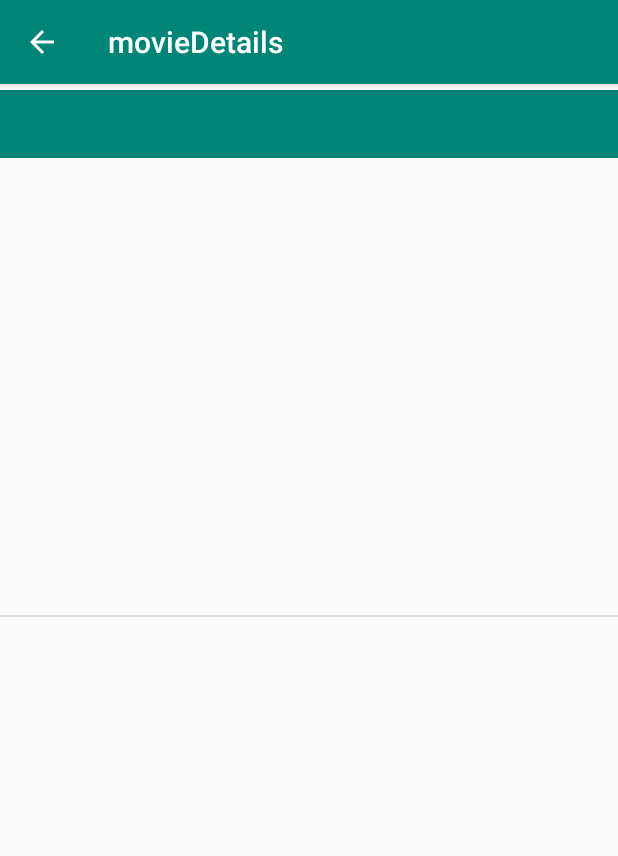
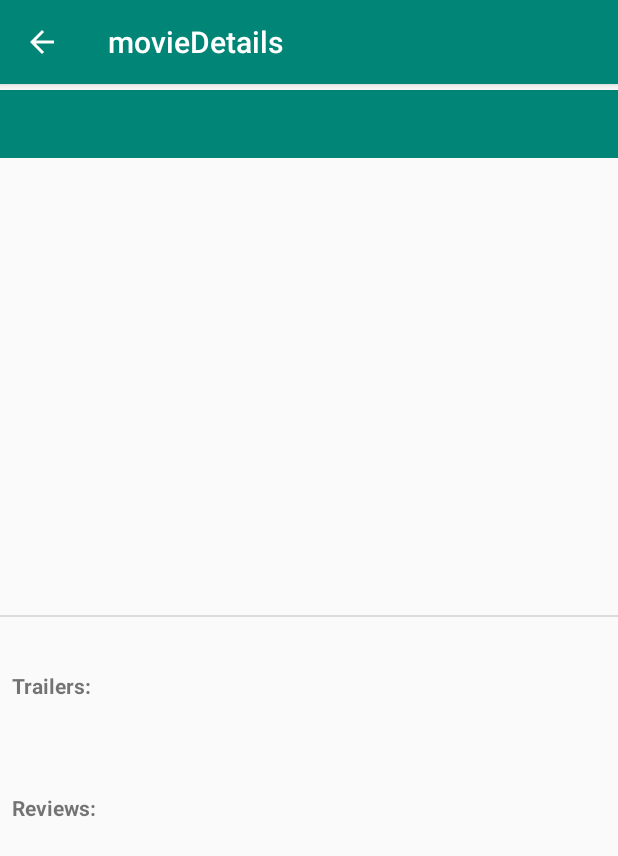
Before and after one commit to jtoguntoye/PopularMovies, an Android app: the MovieDetailsActivity screen opened directly, with no data from a screen before it, on a phone screen of 412 x 824 dp. Shown: the top 856 px of the screen. Run offline under Robolectric (Android 15) with nearby library versions, the phone set to English and light mode, and no system bars; pictures from the network do not load.

Commit message:
Adding movie reviews to DetailsActivity

```diff
--- a/app/src/main/AndroidManifest.xml
+++ b/app/src/main/AndroidManifest.xml
@@ -18,7 +18,7 @@
                 android:value=".MainActivity"/>
         </activity>
         <activity
-            android:name=".movieDetailsActivity"
+            android:name=".MovieDetailsActivity"
             android:label="@string/title_activity_movie_details"
             android:parentActivityName=".MainActivity"
             android:theme="@style/AppTheme.NoActionBar">
--- /dev/null
+++ b/app/src/main/java/com/e/popularmoviesudacity/DetailsViewModel.java
@@ -0,0 +1,38 @@
+package com.e.popularmoviesudacity;
+
+
+import androidx.lifecycle.LiveData;
+import androidx.lifecycle.MutableLiveData;
+import androidx.lifecycle.ViewModel;
+
+import com.e.popularmoviesudacity.model.Reviews;
+import com.e.popularmoviesudacity.model.Videos;
+
+import java.util.List;
+
+// this viewModel class is used to get the video trailers for each movie from the data source class
+class DetailsViewModel extends ViewModel {
+
+
+    private final com.e.popularmoviesudacity.movieDataSource movieDataSource;
+    private int movieID;
+
+    public DetailsViewModel(int movieID) {
+        this.movieID = movieID;
+        movieDataSource = new movieDataSource();
+
+        //reviewList= movieDataSource.getMovieReviews(movieID);
+        //Log.d("MODEL TAG","VideoList size:"+(videosList.size()));
+        //Log.d("TRAILERVIEWMODEL", String.valueOf(videosList.size()));
+    }
+
+   public LiveData<List<Videos>> getVideosList(){
+     return  movieDataSource.getMovieTrailers(movieID);
+
+
+    }
+
+    public LiveData<List<Reviews>> getReviewList(){
+        return movieDataSource.getMovieReviews(movieID);
+    }
+}
--- a/app/src/main/java/com/e/popularmoviesudacity/movieDetailsActivity.java
+++ b/app/src/main/java/com/e/popularmoviesudacity/MovieDetailsActivity.java
@@ -8,10 +8,12 @@ import android.os.Bundle;
 import com.bumptech.glide.Glide;
 import com.bumptech.glide.request.RequestOptions;
 import com.e.popularmoviesudacity.model.Movie;
+import com.e.popularmoviesudacity.model.Reviews;
 import com.e.popularmoviesudacity.model.Videos;
 
 import androidx.appcompat.app.AppCompatActivity;
 import androidx.appcompat.widget.Toolbar;
+import androidx.lifecycle.Observer;
 import androidx.lifecycle.ViewModelProviders;
 import androidx.recyclerview.widget.LinearLayoutManager;
 import androidx.recyclerview.widget.RecyclerView;
@@ -24,10 +26,10 @@ import java.util.ArrayList;
 import java.util.List;
 import java.util.Objects;
 
-public class movieDetailsActivity extends AppCompatActivity  implements trailerAdapter.trailerClickHandler{
+public class MovieDetailsActivity extends AppCompatActivity  implements TrailerAdapter.trailerClickHandler{
 
     private TextView movieTitle, movieYear, movieRating, movieOverview;
-    private RecyclerView tralerRecyclerView;
+    private RecyclerView trailerRecyclerView, reviewRecyclerview;
     private String posterPath;
     private String IMAGE_BASE_URL = "https://image.tmdb.org/t/p/w185";
     private String YOU_TUBE_BASE_URL = "https://www.youtube.com/watch?v=";
@@ -35,10 +37,16 @@ public class movieDetailsActivity extends AppCompatActivity  implements trailerA
     private Movie mMovie;
     private int movieID;
 
-    private trailerAdapter mTrailerAdapter;
+    private TrailerAdapter mTrailerAdapter;
     private List<Videos> videosList;
+
+    private ReviewAdapter mReviewAdapter;
+    private List<Reviews> reviewList;
+
    // private  movieDataSource movieDataSource;
     public static final String ParceledMovie = "com.e.popularmovies.PARCELED_MOVIE";
+    private detailsViewModelFactory factory;
+    private DetailsViewModel mDetailsActivityViewModel;
 
     @Override
     protected void onCreate(Bundle savedInstanceState) {
@@ -48,23 +56,37 @@ public class movieDetailsActivity extends AppCompatActivity  implements trailerA
         setSupportActionBar(toolbar);
         Objects.requireNonNull(getSupportActionBar()).setDisplayHomeAsUpEnabled(true);
 
-    //movieDataSource= new movieDataSource();
+
 
         videosList = new ArrayList<>();
-        mTrailerAdapter = new trailerAdapter(new ArrayList<>(), this);
+        mTrailerAdapter = new TrailerAdapter(new ArrayList<>(), this);
+
+        reviewList = new ArrayList<>();
+        mReviewAdapter = new ReviewAdapter(new ArrayList<>());
+
         moviePoster = findViewById(R.id.detail_movie_poster);
         movieTitle = findViewById(R.id.detail_movie_title);
         movieYear = findViewById(R.id.release_year);
         movieRating = findViewById(R.id.movie_rating);
         movieOverview = findViewById(R.id.movie_overview);
-        tralerRecyclerView = findViewById(R.id.trailer_recycler_View);
+        trailerRecyclerView = findViewById(R.id.trailer_recycler_View);
+        reviewRecyclerview = findViewById(R.id.review_recycler_view);
 
-        tralerRecyclerView.setLayoutManager(new LinearLayoutManager(this));
-        tralerRecyclerView.setAdapter(mTrailerAdapter);
+        trailerRecyclerView.setLayoutManager(new LinearLayoutManager(this));
+        trailerRecyclerView.setAdapter(mTrailerAdapter);
+
+        reviewRecyclerview.setLayoutManager(new LinearLayoutManager(this));
+        reviewRecyclerview.setAdapter(mReviewAdapter);
 
         readMoviesDetails();
 
-        getMovieTrailerKeys(movieID);
+      //get the viewModel class for the Details Activity to get the trailers and reviews for each movie
+        factory = new detailsViewModelFactory(movieID);
+        mDetailsActivityViewModel = ViewModelProviders.of(this, factory)
+                .get(DetailsViewModel.class);
+
+        getMovieTrailerKeys();
+        getMovieReviews();
     }
 
 
@@ -83,7 +105,7 @@ public class movieDetailsActivity extends AppCompatActivity  implements trailerA
 
 
             Glide.with(this)
-                 .load(IMAGE_BASE_URL +mMovie.getMoviePosterPath())
+                 .load(IMAGE_BASE_URL +posterPath)
                     .apply(RequestOptions.placeholderOf(R.color.colorPrimary))
                     .into(moviePoster);
 
@@ -94,23 +116,26 @@ public class movieDetailsActivity extends AppCompatActivity  implements trailerA
     }
 
     //helper method to get movieTrailer keys from TMDB API
-    private void getMovieTrailerKeys(int movieID) {
-
-        detailsViewModelFactory factory = new detailsViewModelFactory(movieID);
-     //get the viewModel class for the Details Activity to get the trailers for each movie
-     detailsViewModel mDetailsActivityViewModel = ViewModelProviders.of(this, factory)
-              .get(detailsViewModel.class);
+    private void getMovieTrailerKeys() {
 
      mDetailsActivityViewModel.getVideosList().observe(this, (List<Videos> videos) -> {
          mTrailerAdapter.setVideosList(videos);
          videosList= videos;
      });
 
-     mTrailerAdapter.setVideosList(videosList);
-
 
     }
 
+    //helper method to get the movie reviews
+    private void getMovieReviews(){
+        mDetailsActivityViewModel.getReviewList().observe(this, reviews -> {
+           mReviewAdapter.setReviewsList(reviews);
+            reviewList = reviews;
+        });
+    }
+
+
+    //implementing onClickListener for trailer item selection
     @Override
     public void onMovieClickListener(int position) {
         Intent trailerPlayIntent  = new Intent (Intent.ACTION_VIEW,
--- a/app/src/main/java/com/e/popularmoviesudacity/moviesAdapter.java
+++ b/app/src/main/java/com/e/popularmoviesudacity/MoviesAdapter.java
@@ -15,12 +15,12 @@ import com.e.popularmoviesudacity.model.Movie;
 
 import java.util.List;
 
-public class moviesAdapter extends RecyclerView.Adapter<moviesAdapter.movieViewHolder> {
+public class MoviesAdapter extends RecyclerView.Adapter<MoviesAdapter.movieViewHolder> {
 
     private List<Movie> movieList;
     private  movieClickHandler mClickHandler;
 
-    public moviesAdapter(List<Movie> movieList, movieClickHandler clickHandler) {
+    public MoviesAdapter(List<Movie> movieList, movieClickHandler clickHandler) {
         this.movieList = movieList;
         mClickHandler = clickHandler;
     }
--- a/app/src/main/java/com/e/popularmoviesudacity/Retrofit/TmdbInterface.java
+++ b/app/src/main/java/com/e/popularmoviesudacity/Retrofit/TmdbInterface.java
@@ -1,6 +1,7 @@
 package com.e.popularmoviesudacity.Retrofit;
 
 import com.e.popularmoviesudacity.model.MovieResponse;
+import com.e.popularmoviesudacity.model.ReviewResponse;
 import com.e.popularmoviesudacity.model.videoResponse;
 
 import retrofit2.Call;
@@ -26,4 +27,10 @@ public interface TmdbInterface {
     Call<MovieResponse> getTopRated(
             @Query("api_key") String apiKey
     );
+
+    @GET("movie/{movie_id}/reviews")
+    Call<ReviewResponse> getReviews(
+            @Path("movie_id") int movieID,
+            @Query("api_key") String  apiKey
+    );
 }
--- /dev/null
+++ b/app/src/main/java/com/e/popularmoviesudacity/ReviewAdapter.java
@@ -0,0 +1,64 @@
+package com.e.popularmoviesudacity;
+
+import android.view.LayoutInflater;
+import android.view.View;
+import android.view.ViewGroup;
+import android.widget.TextView;
+
+import androidx.annotation.NonNull;
+import androidx.recyclerview.widget.RecyclerView;
+
+import com.e.popularmoviesudacity.model.Reviews;
+
+import java.util.List;
+
+public class ReviewAdapter extends RecyclerView.Adapter<ReviewAdapter.reviewHolder> {
+
+    private TextView authorName, reviewText;
+    private List<Reviews> reviewsList;
+
+    ReviewAdapter(List<Reviews> reviewsList) {
+        this.reviewsList = reviewsList;
+    }
+
+    void setReviewsList(List<Reviews> reviewsList){
+        this.reviewsList = reviewsList;
+        notifyDataSetChanged();
+
+    }
+    @NonNull
+    @Override
+    public ReviewAdapter.reviewHolder onCreateViewHolder(@NonNull ViewGroup parent, int viewType) {
+
+        View itemView = LayoutInflater.from(parent.getContext())
+                .inflate(R.layout.review_item_layout,parent,false);
+        return new reviewHolder(itemView);
+    }
+
+    @Override
+    public void onBindViewHolder(@NonNull ReviewAdapter.reviewHolder holder, int position) {
+        holder.bind(reviewsList.get(position));
+
+    }
+
+    @Override
+    public int getItemCount() {
+        return reviewsList.size();
+    }
+
+    class reviewHolder extends RecyclerView.ViewHolder{
+
+        reviewHolder(@NonNull View itemView) {
+            super(itemView);
+
+            //cache the review item layout IDs here
+            authorName = itemView.findViewById(R.id.author_name);
+            reviewText = itemView.findViewById(R.id.author_review);
+        }
+
+        private void bind(Reviews review){
+            authorName.setText(review.getAuthor());
+            reviewText.setText(review.getContent());
+        }
+    }
+}
--- a/app/src/main/java/com/e/popularmoviesudacity/trailerAdapter.java
+++ b/app/src/main/java/com/e/popularmoviesudacity/TrailerAdapter.java
@@ -14,13 +14,13 @@ import com.e.popularmoviesudacity.model.Videos;
 import java.util.List;
 
 //trailer adapter with support for trailer click to open video in a browser
-public class trailerAdapter extends RecyclerView.Adapter<trailerAdapter.trailerViewHolder> {
+public class TrailerAdapter extends RecyclerView.Adapter<TrailerAdapter.trailerViewHolder> {
 
     private List<Videos> videosList;
     private TextView trailerName;
     private trailerClickHandler mTrailerClickHandler;
 
-    public trailerAdapter(List<Videos> videos, trailerClickHandler trailerClickHandler) {
+    public TrailerAdapter(List<Videos> videos, trailerClickHandler trailerClickHandler) {
         videosList = videos;
         mTrailerClickHandler  = trailerClickHandler;
     }
@@ -33,7 +33,7 @@ public class trailerAdapter extends RecyclerView.Adapter<trailerAdapter.trailerV
 
     @NonNull
     @Override
-    public trailerAdapter.trailerViewHolder onCreateViewHolder(@NonNull ViewGroup parent, int viewType)
+    public TrailerAdapter.trailerViewHolder onCreateViewHolder(@NonNull ViewGroup parent, int viewType)
     {
 //inflate the list_item layout here
         View itemView = LayoutInflater.from(parent.getContext())
@@ -73,8 +73,8 @@ public class trailerAdapter extends RecyclerView.Adapter<trailerAdapter.trailerV
 
         }
 
-        public void bind(Videos videos){
-            trailerName.setText(videos.getName());
+        private void bind(Videos video){
+            trailerName.setText(video.getName());
 
         }
     }
--- a/app/src/main/java/com/e/popularmoviesudacity/detailsViewModel.java
+++ /dev/null
@@ -1,32 +0,0 @@
-package com.e.popularmoviesudacity;
-
-import android.app.Application;
-import android.util.Log;
-
-import androidx.annotation.NonNull;
-import androidx.lifecycle.AndroidViewModel;
-import androidx.lifecycle.LiveData;
-import androidx.lifecycle.MutableLiveData;
-import androidx.lifecycle.ViewModel;
-
-import com.e.popularmoviesudacity.model.Videos;
-
-import java.util.ArrayList;
-import java.util.List;
-// this viewModel class is used to get the video trailers for each movie from the data source class
-public class detailsViewModel extends ViewModel {
-
-    private LiveData<List<Videos>> videosList;
-
-    public detailsViewModel(int movieID) {
-
-        movieDataSource movieDataSource = new movieDataSource();
-        videosList = movieDataSource.getMovieTrailers(movieID);
-        //Log.d("MODEL TAG","VideoList size:"+(videosList.size()));
-        //Log.d("TRAILERVIEWMODEL", String.valueOf(videosList.size()));
-    }
-
-    public LiveData<List<Videos>> getVideosList(){
-        return videosList;
-    }
-}
--- a/app/src/main/java/com/e/popularmoviesudacity/detailsViewModelFactory.java
+++ b/app/src/main/java/com/e/popularmoviesudacity/detailsViewModelFactory.java
@@ -18,8 +18,8 @@ public class detailsViewModelFactory implements ViewModelProvider.Factory {
     @NonNull
     @Override
     public <T extends ViewModel> T create(@NonNull Class<T> modelClass) {
-        if(modelClass.isAssignableFrom(detailsViewModel.class)){
-        return (T) new detailsViewModel(movieID);
+        if(modelClass.isAssignableFrom(DetailsViewModel.class)){
+        return (T) new DetailsViewModel(movieID);
     }
         throw new IllegalArgumentException("unknown viewModel class");
     }
--- a/app/src/main/java/com/e/popularmoviesudacity/movieDataSource.java
+++ b/app/src/main/java/com/e/popularmoviesudacity/movieDataSource.java
@@ -1,21 +1,19 @@
 package com.e.popularmoviesudacity;
 
-import android.app.Application;
-import android.content.Context;
+
 import android.util.Log;
-import android.widget.Toast;
-
 import androidx.lifecycle.LiveData;
 import androidx.lifecycle.MutableLiveData;
 
 import com.e.popularmoviesudacity.Retrofit.TmdbInterface;
-import com.e.popularmoviesudacity.Retrofit.retrofitInstance;
 import com.e.popularmoviesudacity.model.Movie;
 import com.e.popularmoviesudacity.model.MovieResponse;
+import com.e.popularmoviesudacity.model.ReviewResponse;
+import com.e.popularmoviesudacity.model.Reviews;
 import com.e.popularmoviesudacity.model.Videos;
 import com.e.popularmoviesudacity.model.videoResponse;
 
-import java.util.ArrayList;
+
 import java.util.List;
 
 import retrofit2.Call;
@@ -25,23 +23,25 @@ import retrofit2.Response;
 import static com.e.popularmoviesudacity.Retrofit.retrofitInstance.getRetrofitInstance;
 
 //class to get the movies from the API using retrofit
-public class movieDataSource {
+class movieDataSource {
 
     private MutableLiveData<List<Videos>> videosList;
+    private MutableLiveData<List<Reviews>> reviewsList;
     private TmdbInterface tmdbInterface;
     private MutableLiveData<List<Movie>> popularMoviesList;
 
     //mutableLiveData to hold highest rated movies
     private MutableLiveData<List<Movie>> topRatedMovieList;
 
-    public movieDataSource() {
+    movieDataSource() {
         popularMoviesList = new MutableLiveData<>();
         topRatedMovieList = new MutableLiveData<>();
         tmdbInterface = getRetrofitInstance();
         videosList = new MutableLiveData<>();
+        reviewsList = new MutableLiveData<>();
     }
     //helper method to get list of popular movies
-    public LiveData<List<Movie>> getPopularMovies(){
+    LiveData<List<Movie>> getPopularMovies(){
      Call<MovieResponse> popularMoviesCall =
       tmdbInterface.getPopularMovies(BuildConfig.TMDB_API_KEY); //add your TMDB apiKey here
 
@@ -72,8 +72,9 @@ public class movieDataSource {
 
 
 
+
         //helper method to get top rated movies
-        public LiveData<List<Movie>> getTopRated(){
+        LiveData<List<Movie>> getTopRated(){
 
         Call<MovieResponse> topRatedMoviesCall =
                 tmdbInterface.getTopRated(BuildConfig.TMDB_API_KEY);
@@ -99,8 +100,6 @@ public class movieDataSource {
 
     return topRatedMovieList;
     }
-
-
 
 
         //helper method to get movie trailers
@@ -129,4 +128,33 @@ public class movieDataSource {
 
             return videosList;
     }
+
+    //helper method to get movie reviews
+    LiveData<List<Reviews>> getMovieReviews(int movieId){
+
+        Call<ReviewResponse> reviewResponseCall = tmdbInterface.getReviews(movieId,
+                BuildConfig.TMDB_API_KEY);
+
+        reviewResponseCall.enqueue(new Callback<ReviewResponse>() {
+            @Override
+            public void onResponse(Call<ReviewResponse> call, Response<ReviewResponse> response) {
+                if(response.body()!=null){
+                    reviewsList.postValue(response.body().getReviewsList());
+
+                    Log.d("SOURCE ReviewLIST SIZE:",
+                            "size is:"+response.body().getReviewsList().size());
+
+                }
+
+            }
+
+            @Override
+            public void onFailure(Call<ReviewResponse> call, Throwable t) {
+                t.printStackTrace();
+
+            }
+        });
+
+        return reviewsList;
+    }
 }
--- a/app/src/main/res/layout/activity_movie_details.xml
+++ b/app/src/main/res/layout/activity_movie_details.xml
@@ -4,7 +4,7 @@
     xmlns:tools="http://schemas.android.com/tools"
     android:layout_width="match_parent"
     android:layout_height="match_parent"
-    tools:context=".movieDetailsActivity">
+    tools:context=".MovieDetailsActivity">
 
     <com.google.android.material.appbar.AppBarLayout
         android:layout_width="match_parent"
--- a/app/src/main/res/layout/content_movie_details.xml
+++ b/app/src/main/res/layout/content_movie_details.xml
@@ -11,7 +11,7 @@
         android:layout_width="match_parent"
         android:layout_height="wrap_content"
         app:layout_behavior="@string/appbar_scrolling_view_behavior"
-        tools:context=".movieDetailsActivity"
+        tools:context=".MovieDetailsActivity"
         tools:layout_editor_absoluteY="56dp"
         tools:showIn="@layout/activity_movie_details">
 
@@ -32,6 +32,7 @@
 
         <ImageView
             android:id="@+id/detail_movie_poster"
+            android:contentDescription="@string/movie_thumbnail"
             android:layout_marginStart="@dimen/detail_poster_margin_start"
             android:layout_width="@dimen/match_constraint"
             android:layout_height="@dimen/detail_poster_height"
@@ -74,7 +75,7 @@
             android:layout_marginStart="@dimen/detail_overview_margin_start"
             android:layout_marginEnd="@dimen/detail_overview_margin_end"
             tools:text="TextView"
-            android:textStyle="bold|italic"
+            android:textStyle="italic"
             app:layout_constraintTop_toBottomOf="@+id/detail_movie_poster"
             tools:layout_editor_absoluteX="11dp" />
 
@@ -98,13 +99,32 @@
         <TextView
             android:layout_marginStart="@dimen/detail_poster_margin_start"
             android:id="@+id/trailer_heading"
-            android:layout_width="@dimen/match_constraint"
+            android:layout_width="match_parent"
             android:layout_height="@dimen/trailer_heading_height"
             android:layout_marginTop="@dimen/trailer_heading_margin_top"
-            android:layout_marginEnd="@dimen/trailer_heading_margin_end"
-            tools:text="Trailers:"
-            app:layout_constraintStart_toStartOf="parent"
-            app:layout_constraintEnd_toEndOf="parent"
+            android:textStyle="bold"
+            android:text="@string/trailers_heading"
             app:layout_constraintTop_toBottomOf="@+id/divider" />
+
+        <TextView
+            android:layout_marginStart="@dimen/detail_poster_margin_start"
+            android:text="@string/reviews"
+            android:id="@+id/review_heading"
+            android:layout_width="match_parent"
+            android:layout_height="@dimen/trailer_heading_height"
+            android:layout_marginTop="@dimen/trailer_heading_margin_top"
+            app:layout_constraintTop_toBottomOf="@id/trailer_recycler_View"
+            android:textStyle="bold"
+            />
+
+        <androidx.recyclerview.widget.RecyclerView
+            android:id="@+id/review_recycler_view"
+            app:layout_constraintTop_toBottomOf="@+id/review_heading"
+            android:layout_width="match_parent"
+            android:layout_height="wrap_content">
+
+        </androidx.recyclerview.widget.RecyclerView>
+
+
     </androidx.constraintlayout.widget.ConstraintLayout>
 </ScrollView>
--- a/app/src/main/res/values/strings.xml
+++ b/app/src/main/res/values/strings.xml
@@ -1,7 +1,7 @@
 <resources>
     <string name="app_name">PopularMoviesUdacity</string>
     <string name="action_settings">Settings</string>
-    <string name="movie_thumbnail">Movie thumbnail</string>
+    <string name="movie_thumbnail">Movie Thumbnail</string>
     <string name="Tmdb_api_key">YOUR-TMDB-API-KEY</string>
     <string name="title_activity_movie_details">movieDetails</string>
     <string name="sort_by">Sort By</string>
@@ -11,4 +11,6 @@
 
     <!-- TODO: Remove or change this placeholder text -->
     <string name="hello_blank_fragment">Hello blank fragment</string>
+    <string name="trailers_heading">Trailers:</string>
+    <string name="reviews">Reviews:</string>
 </resources>
```
Also changed, not shown: app/src/main/java/com/e/popularmoviesudacity/MainActivity.java (+10 -9 lines), app/src/main/java/com/e/popularmoviesudacity/MainActivityViewModel.java (renamed from app/src/main/java/com/e/popularmoviesudacity/mainActivityViewModel.java, +5 -7 lines), app/src/main/java/com/e/popularmoviesudacity/model/ReviewResponse.java (added, +16 -0 lines), app/src/main/java/com/e/popularmoviesudacity/model/Reviews.java (added, +26 -0 lines), app/src/main/res/layout/review_item_layout.xml (added, +38 -0 lines).
